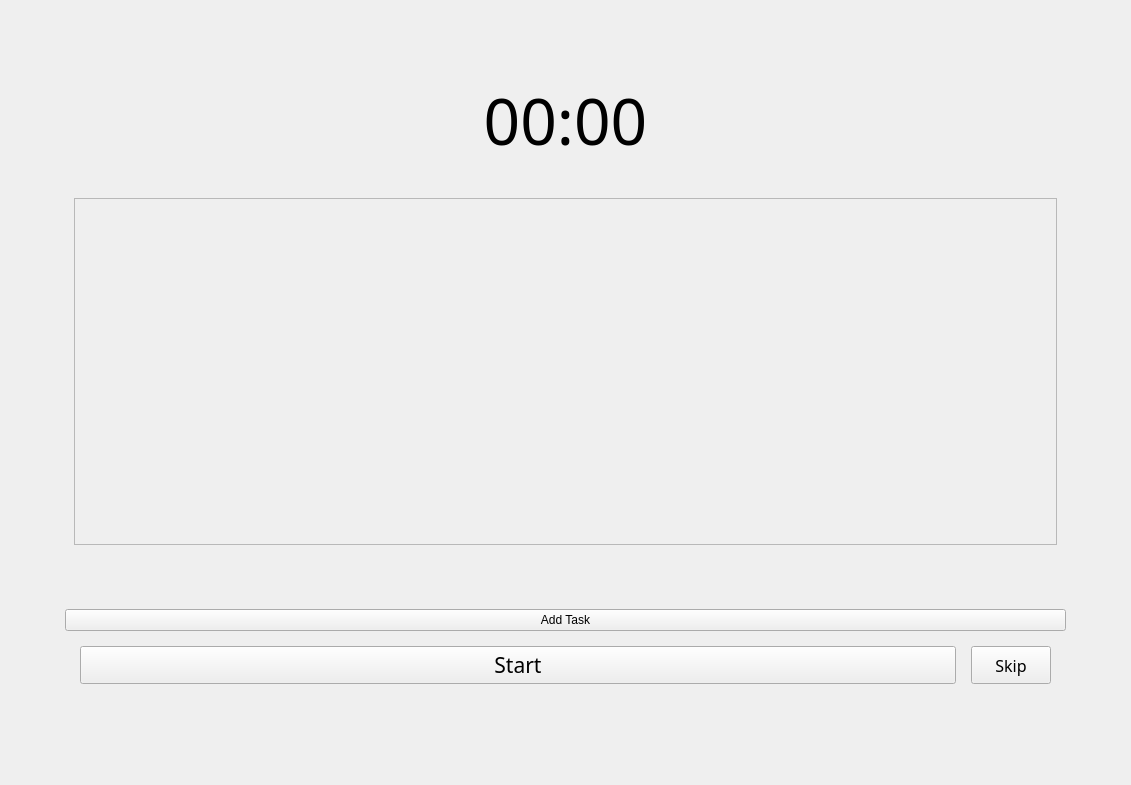
Above: PomoPeak/pomopeak.ui from TheVipek/PomoPeak before the change. Below: the same form after it.
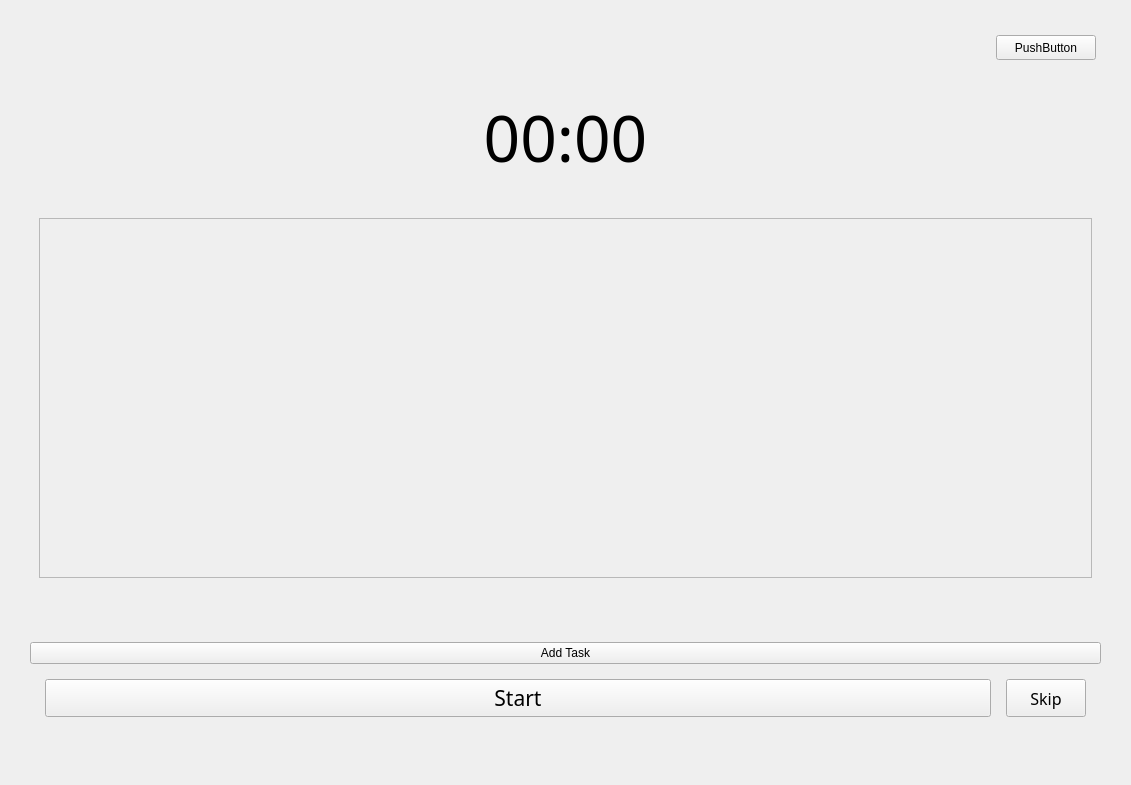
That is the form after the change.

Commit message: settings basic ui

Patch:
```diff
--- a/PomoPeak/pomopeak.ui
+++ b/PomoPeak/pomopeak.ui
@@ -40,19 +40,19 @@
    </property>
    <layout class="QVBoxLayout" name="verticalLayout">
     <property name="leftMargin">
-     <number>50</number>
+     <number>15</number>
     </property>
     <property name="topMargin">
-     <number>50</number>
+     <number>15</number>
     </property>
     <property name="rightMargin">
-     <number>50</number>
+     <number>15</number>
     </property>
     <property name="bottomMargin">
-     <number>50</number>
+     <number>15</number>
     </property>
     <item>
-     <layout class="QVBoxLayout" name="allElementsLayout" stretch="3,10,0,0,1,1">
+     <layout class="QVBoxLayout" name="allElementsLayout" stretch="0,3,10,0,0,1,1">
       <property name="spacing">
        <number>15</number>
       </property>
@@ -68,6 +68,48 @@
       <property name="bottomMargin">
        <number>15</number>
       </property>
+      <item>
+       <layout class="QHBoxLayout" name="horizontalLayout">
+        <property name="leftMargin">
+         <number>5</number>
+        </property>
+        <property name="topMargin">
+         <number>5</number>
+        </property>
+        <property name="rightMargin">
+         <number>5</number>
+        </property>
+        <property name="bottomMargin">
+         <number>5</number>
+        </property>
+        <item>
+         <spacer name="horizontalSpacer">
+          <property name="orientation">
+           <enum>Qt::Horizontal</enum>
+          </property>
+          <property name="sizeHint" stdset="0">
+           <size>
+            <width>40</width>
+            <height>20</height>
+           </size>
+          </property>
+         </spacer>
+        </item>
+        <item>
+         <widget class="QPushButton" name="pushButton">
+          <property name="minimumSize">
+           <size>
+            <width>100</width>
+            <height>25</height>
+           </size>
+          </property>
+          <property name="text">
+           <string>PushButton</string>
+          </property>
+         </widget>
+        </item>
+       </layout>
+      </item>
       <item>
        <widget class="QLabel" name="TimeLabel">
         <property name="minimumSize">
@@ -130,8 +172,8 @@
              <rect>
               <x>0</x>
               <y>0</y>
-              <width>981</width>
-              <height>324</height>
+              <width>1051</width>
+              <height>338</height>
              </rect>
             </property>
             <property name="sizePolicy">
```
The commit also changes 4 other files.
